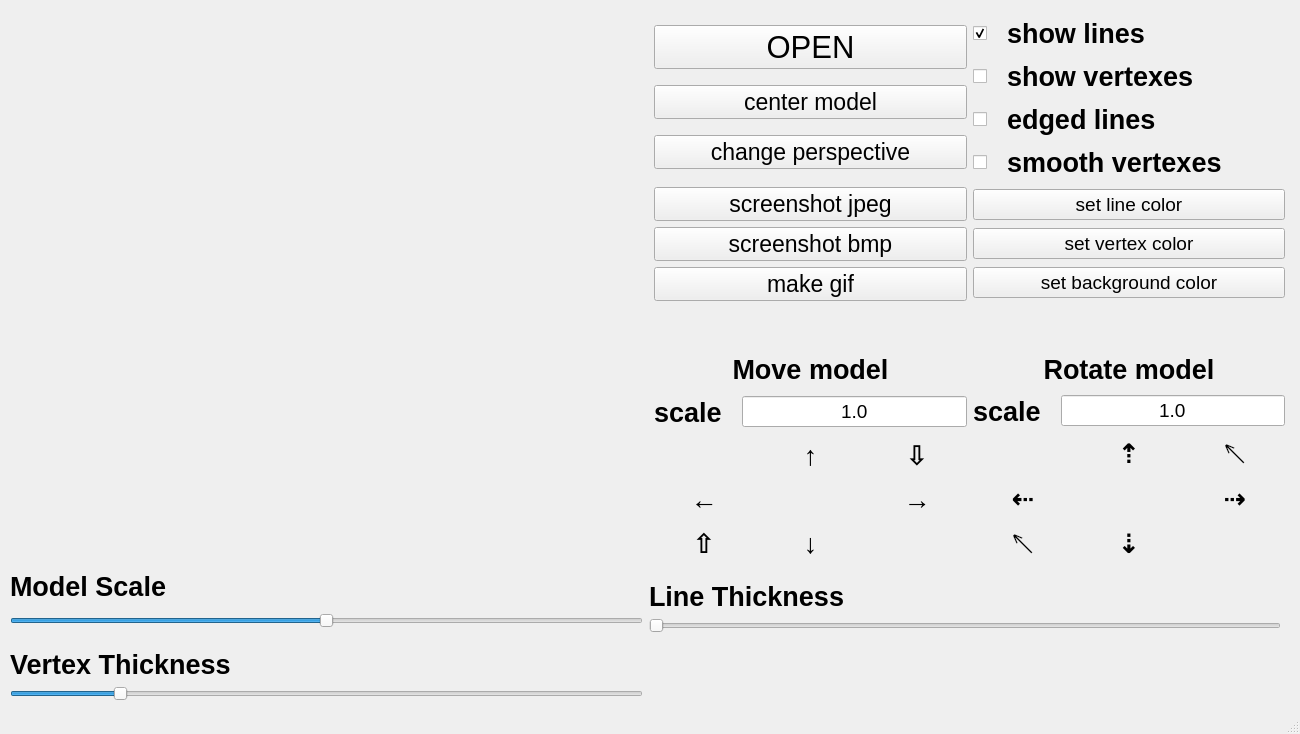
First picture: the form in view/mainwindow.ui, repository maybeIllchangeitlater/3DViewer2.0, before the edit.
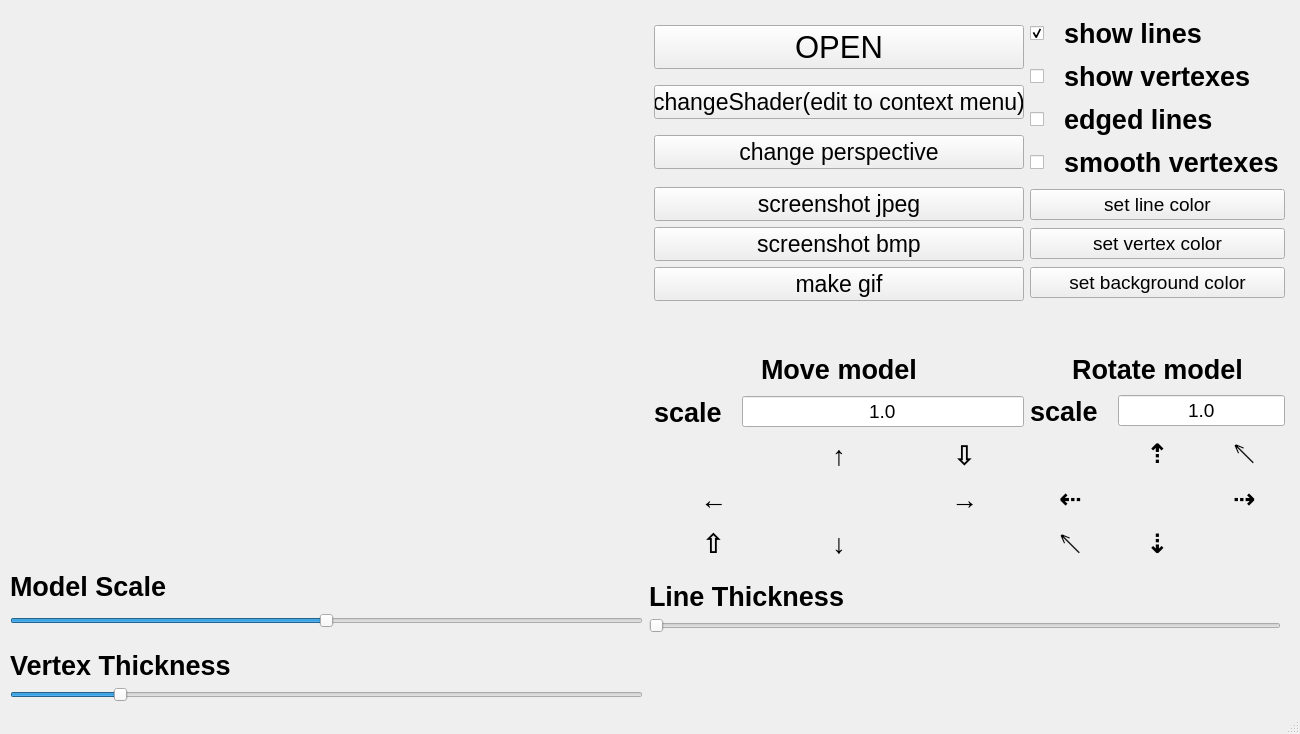
Second picture: the form after the edit.

What changed in the file:
```diff
--- a/view/mainwindow.ui
+++ b/view/mainwindow.ui
@@ -96,7 +96,7 @@
       <x>10</x>
       <y>570</y>
       <width>1271</width>
-      <height>131</height>
+      <height>132</height>
      </rect>
     </property>
     <layout class="QGridLayout" name="gridLayout_3">
@@ -264,7 +264,7 @@
      </item>
     </layout>
    </widget>
-   <widget class="QWidget" name="">
+   <widget class="QWidget" name="layoutWidget">
     <property name="geometry">
      <rect>
       <x>654</x>
@@ -774,7 +774,7 @@
           <string notr="true"/>
          </property>
          <property name="text">
-          <string>center model</string>
+          <string>changeShader(edit to context menu)</string>
          </property>
         </widget>
        </item>
```
Left out of the diff: 2 changed lines with no effect on the pictures.
